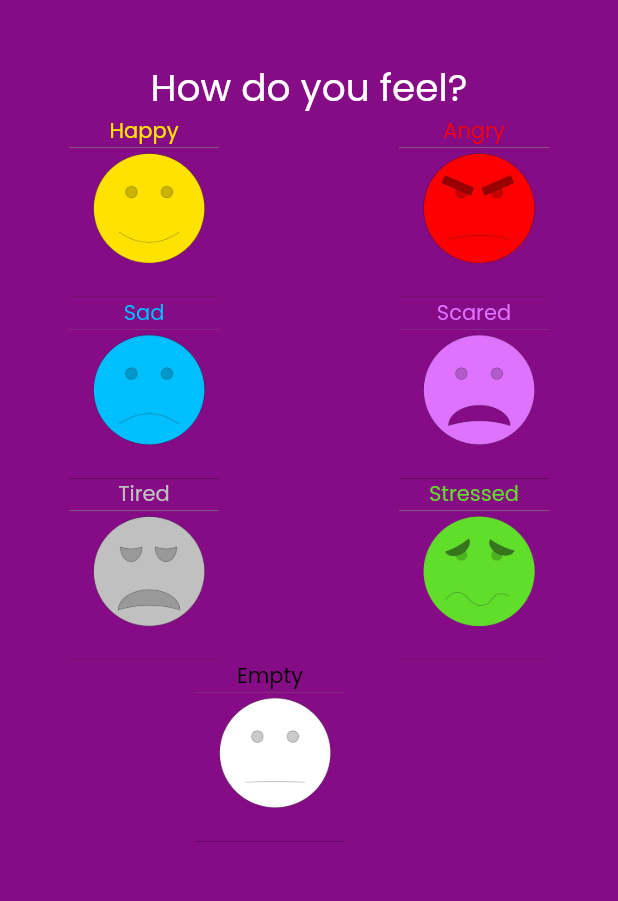
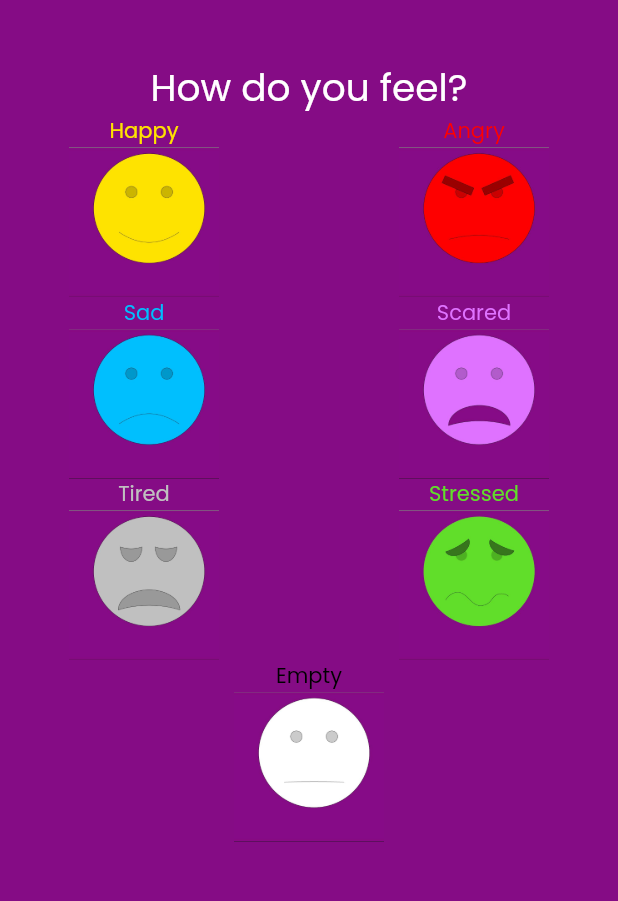
Before and after one commit to bhivinr/emotify-app, a Flutter app: the AfterMoodPageWidget screen opened directly, after a tap on the "home" icon, on a phone screen of 412 x 824 dp, the part 159-1060 px from its top. Run offline on Flutter 3.47's test engine with Material 2 defaults, Android fonts, the phone set to English and light mode, and no system bars; our stand-ins replace auto_size_text, built_collection, built_value, cloud_firestore, firebase_core, flutter_rating_bar and 4 more; missing offline and left inert: json_path; accounts and stored records are empty; generated files the repository leaves out were written again.

Commit message:
Updating to latest FlutterFlow output.

```diff
--- a/lib/after_mood_page/after_mood_page_widget.dart
+++ b/lib/after_mood_page/after_mood_page_widget.dart
@@ -343,10 +343,9 @@ class _AfterMoodPageWidgetState extends State<AfterMoodPageWidget> {
               ),
               Row(
                 mainAxisSize: MainAxisSize.max,
+                mainAxisAlignment: MainAxisAlignment.center,
                 children: [
-                  Padding(
-                    padding: EdgeInsetsDirectional.fromSTEB(130, 0, 0, 0),
-                    child: Column(
+                  Column(
                     mainAxisSize: MainAxisSize.max,
                     children: [
                       Align(
@@ -382,7 +381,6 @@ class _AfterMoodPageWidgetState extends State<AfterMoodPageWidget> {
                       ),
                     ],
                   ),
-                  ),
                 ],
               ),
             ],
--- a/lib/home_page/home_page_widget.dart
+++ b/lib/home_page/home_page_widget.dart
@@ -326,10 +326,9 @@ class _HomePageWidgetState extends State<HomePageWidget> {
               ),
               Row(
                 mainAxisSize: MainAxisSize.max,
+                mainAxisAlignment: MainAxisAlignment.center,
                 children: [
-                  Padding(
-                    padding: EdgeInsetsDirectional.fromSTEB(130, 0, 0, 0),
-                    child: Column(
+                  Column(
                     mainAxisSize: MainAxisSize.max,
                     children: [
                       Align(
@@ -362,7 +361,6 @@ class _HomePageWidgetState extends State<HomePageWidget> {
                       ),
                     ],
                   ),
-                  ),
                 ],
               ),
             ],
```
Lines whose indentation alone changed are shown as unchanged.
